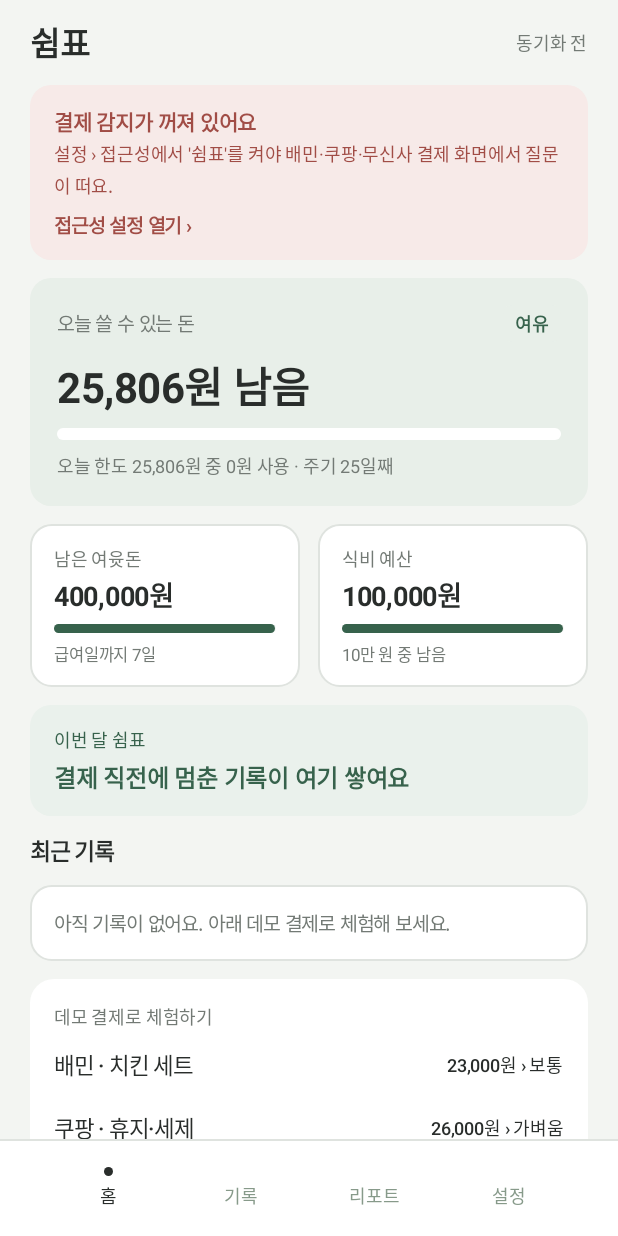
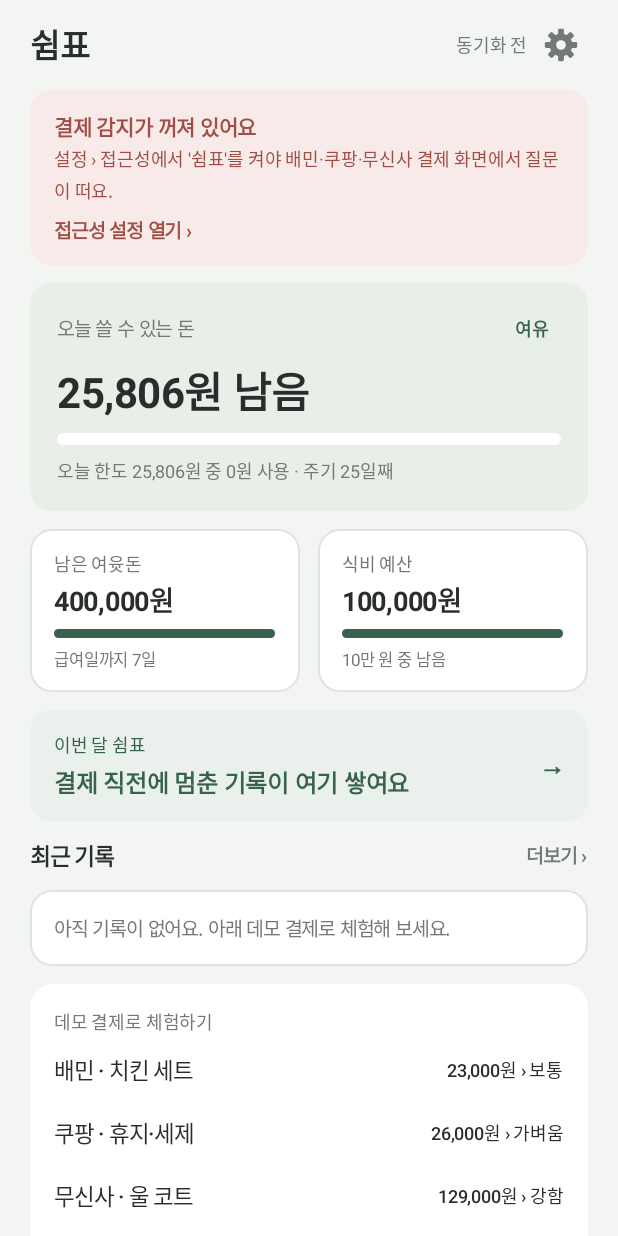
Before and after one commit to minttkd/Comma, an Android app: the screen it shows after launch (MainActivity), after a tap on "쉼표 시작하기", on a phone screen of 412 x 824 dp. Run offline under Robolectric (Android 15) with nearby library versions, the phone set to English and light mode, and no system bars; pictures from the network do not load; 3 other taps on this screen came first.

Commit message:
하단 탭(홈·기록·리포트·설정) 없애고 홈에서 들어가는 방식으로 변경
왜
- 팀 요청: 하단 탭 바를 없애고 홈 한 화면에서 필요한 곳으로 들어가게 한다.
  - 기록: "최근 기록" 옆 [더보기 ›]
  - 리포트: 초록 "이번 달 쉼표" 상자를 누르면 (상자 안 오른쪽에 → 화살표)
  - 설정: 오른쪽 위 톱니바퀴

바뀐 점
- MainActivity
  - 하단 탭(nav) 영역과 TAB_* 상수 삭제 → PAGE_HOME · RECORDS · REPORT · SETTINGS, open(page)로 이동
  - 기록 · 리포트 · 설정 윗줄을 Ui.screenHeader(← 뒤로 + 제목)로. 뒤로나 기기 뒤로가기로 홈
  - homeHeader(): 동기화 시각 오른쪽에 톱니바퀴
  - 시스템 내비게이션 바 색을 흰색 → 바탕색(BG)으로 (하단 탭이 없어서 흰 띠가 생기지 않게)
  - UI 갤러리를 startActivityForResult로 열어 [홈에서 보기]를 누르면 설정이 아니라 홈으로 돌아옴
- Ui.java 새 부품
  - settingsButton(): 톱니바퀴 아이콘. 이미지 파일 없이 GearDrawable로 그림 (MUTED 색)
  - screenHeader(c, title, back): 하위 화면 윗줄
  - sectionHeader(c, title, link, click): 섹션 머리말 + 오른쪽 글자 링크
  - highlightBox(c, label, value, click): 누르는 성과 상자, 오른쪽 → 화살표
  - inline(row, child, gap, size): 정사각형 아이콘 버튼용
  - bottomNav()는 지우지 않고 "지금 앱에서는 안 씀" 주석만 (다시 쓸 때 대비)
- UiGalleryActivity: 새 부품 샘플 추가, bottomNav 샘플에 "(지금 앱에서는 안 씀)"
- docs/UI_컴포넌트.md: 부품 표, 화면 메서드 표, "설정 탭" 표현 정리

확인
- 에뮬레이터: 홈 → 톱니바퀴(설정) → 뒤로 → 더보기(기록) → ← → 이번 달 쉼표(리포트) → 기기 뒤로 → 홈
- UI 갤러리 [홈에서 보기] → 홈으로 돌아옴
- core · Store · GuardService · ClaudeClient 변경 없음, 단위 테스트 · assembleDebug 통과

Co-Authored-By: Claude Opus 5.5 <noreply@anthropic.com>

```diff
--- a/android/app/src/main/java/com/shimpyo/app/MainActivity.java
+++ b/android/app/src/main/java/com/shimpyo/app/MainActivity.java
@@ -49,8 +49,9 @@ import java.util.Locale;
 public class MainActivity extends Activity {
 
     // 하단 탭 순서
-    private static final int TAB_HOME = 0, TAB_RECORDS = 1, TAB_REPORT = 2, TAB_SETTINGS = 3;
-    private static final String[] TAB_LABELS = {"홈", "기록", "리포트", "설정"};
+    // 화면: 홈이 기본이고, 나머지는 홈에서 들어가는 하위 화면 (← 뒤로 · 기기 뒤로가기로 홈)
+    private static final int PAGE_HOME = 0, PAGE_RECORDS = 1, PAGE_REPORT = 2, PAGE_SETTINGS = 3;
+    private static final int REQ_GALLERY = 1; // UI 갤러리 [홈에서 보기] → 홈으로
 
     // 온보딩 단계 (0이면 온보딩이 끝난 상태)
     private static final int ONBOARD_DONE = 0, ONBOARD_PERMISSION = 1, ONBOARD_INCOME = 2, ONBOARD_BUDGET = 3;
@@ -65,10 +66,9 @@ public class MainActivity extends Activity {
     private LinearLayout content;
     private ScrollView scroll;
     private LinearLayout footer;
-    private LinearLayout nav;
     private FrameLayout layer;
     private View reviewSheet;
-    private int tab = TAB_HOME;
+    private int page = PAGE_HOME;
     private int onboardStep = ONBOARD_DONE;
     private boolean bankConsent = true;
     private boolean cycleConsent = true;
@@ -94,10 +94,11 @@ public class MainActivity extends Activity {
         setContentView(buildLayout());
         BackendSlots.load(this);
         UiPrefs.load(this);
+        getWindow().setNavigationBarColor(Ui.BG); // 하단 탭이 없어 시스템 내비게이션 바도 바탕색으로
         if (!store.settings().onboarded) onboardStep = ONBOARD_PERMISSION;
     }
 
-    /** 화면 뼈대: 스크롤 내용(content) · 하단 버튼 영역(footer, 온보딩) · 하단 탭(nav). */
+    /** 화면 뼈대: 스크롤 내용(content) · 하단 버튼 영역(footer, 온보딩). */
     View buildLayout() {
         store = Store.get(this);
         layer = new FrameLayout(this);
@@ -113,10 +114,14 @@ public class MainActivity extends Activity {
         footer = Ui.v(this);
         Ui.pad(footer, this, Ui.Pad.SCREEN_H, Ui.Pad.FOOTER_TOP, Ui.Pad.SCREEN_H, Ui.Pad.SCREEN_BOTTOM);
         root.addView(footer, Ui.fillW());
-        nav = Ui.v(this);
-        root.addView(nav, Ui.fillW());
         layer.addView(root, new FrameLayout.LayoutParams(ViewGroup.LayoutParams.MATCH_PARENT, ViewGroup.LayoutParams.MATCH_PARENT));
         return layer;
+    }
+
+    @Override
+    protected void onActivityResult(int requestCode, int resultCode, Intent data) {
+        super.onActivityResult(requestCode, resultCode, data);
+        if (requestCode == REQ_GALLERY && resultCode == RESULT_OK) page = PAGE_HOME; // 이어서 onResume이 홈을 그린다
     }
 
     @Override
@@ -137,23 +142,26 @@ public class MainActivity extends Activity {
             refresh();
             return;
         }
-        if (onboardStep == ONBOARD_DONE && tab != TAB_HOME) {
-            tab = TAB_HOME;
-            refresh();
+        if (onboardStep == ONBOARD_DONE && page != PAGE_HOME) {
+            open(PAGE_HOME);
             return;
         }
         super.onBackPressed();
     }
 
-    /** 지금 상태(온보딩 단계·탭)에 맞는 화면을 처음부터 다시 그린다. */
+    /** 화면 하나로 이동 (홈 · 기록 · 리포트 · 설정). */
+    private void open(int p) {
+        page = p;
+        refresh();
+    }
+
+    /** 지금 상태(온보딩 단계·화면)에 맞는 화면을 처음부터 다시 그린다. */
     void refresh() {
         content.removeAllViews();
         footer.removeAllViews();
-        nav.removeAllViews();
         hideReview();
         scroll.scrollTo(0, 0);
         if (onboardStep != ONBOARD_DONE) {
-            nav.setVisibility(View.GONE);
             footer.setVisibility(View.VISIBLE);
             if (onboardStep == ONBOARD_PERMISSION) onboardingPermissionScreen();
             else if (onboardStep == ONBOARD_INCOME) onboardingIncomeScreen();
@@ -161,14 +169,9 @@ public class MainActivity extends Activity {
             return;
         }
         footer.setVisibility(View.GONE);
-        nav.setVisibility(View.VISIBLE);
-        nav.addView(Ui.bottomNav(this, TAB_LABELS, tab, idx -> {
-            tab = idx;
-            refresh();
-        }), Ui.fillW());
-        if (tab == TAB_HOME) homeScreen();
-        else if (tab == TAB_RECORDS) recordsScreen();
-        else if (tab == TAB_REPORT) reportScreen();
+        if (page == PAGE_HOME) homeScreen();
+        else if (page == PAGE_RECORDS) recordsScreen();
+        else if (page == PAGE_REPORT) reportScreen();
         else settingsScreen();
     }
 
@@ -465,8 +468,7 @@ public class MainActivity extends Activity {
             st.onboarded = true;
             store.saveSettings(st);
             onboardStep = ONBOARD_DONE;
-            tab = TAB_HOME;
-            refresh();
+            open(PAGE_HOME);
         }));
     }
 
@@ -502,21 +504,22 @@ public class MainActivity extends Activity {
                         tileBar(b.foodRemaining, b.foodBudget), remainColor(b.foodRemaining), remainTrack(b.foodRemaining)),
                 Ui.Space.BLOCK), Ui.Space.BLOCK);
         add(Ui.highlightBox(this, "이번 달 쉼표", st.prevented == 0 ? "결제 직전에 멈춘 기록이 여기 쌓여요"
-                : st.prevented + "번 멈춰서 " + Money.won(st.preventedSum) + " 아꼈어요"), Ui.Space.BLOCK);
-        add(Ui.sectionTitle(this, "최근 기록"), Ui.Space.BLOCK);
+                : st.prevented + "번 멈춰서 " + Money.won(st.preventedSum) + " 아꼈어요", v -> open(PAGE_REPORT)), Ui.Space.BLOCK);
+        add(Ui.sectionHeader(this, "최근 기록", "더보기 ›", v -> open(PAGE_RECORDS)), Ui.Space.BLOCK);
         add(recentRecordsCard(recs), Ui.Space.BLOCK);
         add(demoCard(), Ui.Space.BLOCK);
 
         maybeShowReview(recs, now);
     }
 
-    /** 홈 윗줄: "쉼표" + 마지막 동기화 시각. */
+    /** 홈 윗줄: "쉼표" + 마지막 동기화 시각 + 톱니바퀴(설정). */
     private View homeHeader(long lastSyncTs, long now) {
         LinearLayout top = Ui.h(this);
         top.addView(Ui.title(this, "쉼표"), Ui.weight1());
         long mins = lastSyncTs == 0 ? -1 : (now - lastSyncTs) / 60_000;
         String sync = mins < 0 ? "동기화 전" : mins < 1 ? "마지막 동기화 방금 전" : "마지막 동기화 " + (mins < 60 ? mins + "분 전" : (mins / 60) + "시간 전");
         top.addView(Ui.meta(this, sync));
+        Ui.inline(top, Ui.settingsButton(this, v -> open(PAGE_SETTINGS)), Ui.Space.LINE, Ui.Size.ICON_BUTTON + 2 * Ui.Pad.ICON);
         return top;
     }
 
@@ -706,10 +709,10 @@ public class MainActivity extends Activity {
         }
     }
 
-    // ================================================================== 기록 탭
+    // ================================================================== 기록 (홈 › 최근 기록 더보기)
 
     private void recordsScreen() {
-        add(Ui.title(this, "기록"), 0);
+        add(Ui.screenHeader(this, "기록", v -> open(PAGE_HOME)), 0);
         add(Ui.bodySmall(this, "길게 누르면 지울 수 있어요 (결제하지 않았는데 기록된 건 등)."), Ui.Space.TIGHT);
         List<Record> sorted = store.records();
         Collections.sort(sorted, (x, y) -> Long.compare(y.ts, x.ts));
@@ -733,7 +736,7 @@ public class MainActivity extends Activity {
         add(list, Ui.Space.BLOCK);
     }
 
-    // ================================================================== 리포트 (S10)
+    // ================================================================== 리포트 (S10, 홈 › 이번 달 쉼표)
 
     private void reportScreen() {
         Settings s = store.settings();
@@ -742,7 +745,7 @@ public class MainActivity extends Activity {
         Stats st = Stats.of(s, recs, now, zone);
         BudgetEngine.State b = BudgetEngine.compute(s, recs, now, zone);
 
-        add(Ui.title(this, LocalDate.now(zone).getMonthValue() + "월 리포트"), 0);
+        add(Ui.screenHeader(this, LocalDate.now(zone).getMonthValue() + "월 리포트", v -> open(PAGE_HOME)), 0);
         add(Ui.text(this, b.cycleStart + " ~ " + b.nextPayday.minusDays(1) + " (급여일 기준)", Ui.Font.CAPTION, Ui.SUBTLE, Ui.REGULAR), Ui.Space.LINE);
 
         int rate = st.mindChangeRate();
@@ -794,11 +797,11 @@ public class MainActivity extends Activity {
         return c;
     }
 
-    // ================================================================== 설정 · 테스트 도구
+    // ================================================================== 설정 · 테스트 도구 (홈 › 톱니바퀴)
 
     private void settingsScreen() {
         Settings s = store.settings();
-        add(Ui.title(this, "설정"), 0);
+        add(Ui.screenHeader(this, "설정", v -> open(PAGE_HOME)), 0);
         add(statusCard(), Ui.Space.BLOCK);
 
         // AI
@@ -952,7 +955,7 @@ public class MainActivity extends Activity {
             store.saveSettings(st);
         }));
         tc.addView(testButton("데모 결제 화면 열기", () -> startActivity(new Intent(this, DemoCheckoutActivity.class))));
-        tc.addView(testButton("UI 갤러리 열기 (토큰·컴포넌트 모음)", () -> startActivity(new Intent(this, UiGalleryActivity.class))));
+        tc.addView(testButton("UI 갤러리 열기 (토큰·컴포넌트 모음)", () -> startActivityForResult(new Intent(this, UiGalleryActivity.class), REQ_GALLERY)));
         tc.addView(testButton("기록 전체 삭제", () -> {
             store.clearRecords();
             toast("기록을 모두 지웠어요");
--- a/android/app/src/main/java/com/shimpyo/app/Ui.java
+++ b/android/app/src/main/java/com/shimpyo/app/Ui.java
@@ -1,7 +1,14 @@
 package com.shimpyo.app;
 
 import android.content.Context;
+import android.graphics.Canvas;
 import android.graphics.Color;
+import android.graphics.ColorFilter;
+import android.graphics.Matrix;
+import android.graphics.Paint;
+import android.graphics.Path;
+import android.graphics.PixelFormat;
+import android.graphics.RectF;
 import android.graphics.Typeface;
 import android.graphics.drawable.Drawable;
 import android.graphics.drawable.GradientDrawable;
@@ -13,6 +20,7 @@ import android.view.Gravity;
 import android.view.View;
 import android.view.ViewGroup;
 import android.widget.EditText;
+import android.widget.ImageView;
 import android.widget.LinearLayout;
 import android.widget.ScrollView;
 import android.widget.TextView;
@@ -444,6 +452,14 @@ final class Ui {
         return child;
     }
 
+    /** 가로 묶음: 정사각형(sizeDp) child를 gapDp 띄워 붙인다 (아이콘 버튼). */
+    static <T extends View> T inline(LinearLayout row, T child, int gapDp, int sizeDp) {
+        LinearLayout.LayoutParams p = square(row.getContext(), sizeDp);
+        p.leftMargin = dp(row.getContext(), gapDp);
+        row.addView(child, p);
+        return child;
+    }
+
     /** 가로 묶음: 남은 폭을 나눠 갖는 child를 붙인다. */
     static <T extends View> T inlineFill(LinearLayout row, T child, int gapDp) {
         LinearLayout.LayoutParams p = weight1();
@@ -582,6 +598,78 @@ final class Ui {
         b.setContentDescription("뒤로");
         b.setOnClickListener(click);
         return b;
+    }
+
+    /** 톱니바퀴 설정 버튼 (홈 오른쪽 위). 아이콘 24dp + 누르는 여백 6 → square(c, Size.ICON_BUTTON + 2 * Pad.ICON)로 붙인다. */
+    static ImageView settingsButton(Context c, View.OnClickListener click) {
+        ImageView b = new ImageView(c);
+        b.setImageDrawable(new GearDrawable(MUTED));
+        pad(b, c, Pad.ICON);
+        b.setContentDescription("설정");
+        b.setOnClickListener(click);
+        return b;
+    }
+
+    /** 톱니바퀴 모양: 몸통 원 + 이 8개 − 가운데 구멍. 이미지 파일 없이 코드로 그린다. */
+    static final class GearDrawable extends Drawable {
+        private final Paint paint = new Paint(Paint.ANTI_ALIAS_FLAG);
+
+        GearDrawable(int color) {
+            paint.setColor(color);
+        }
+
+        @Override
+        public void draw(Canvas canvas) {
+            RectF b = new RectF(getBounds());
+            float cx = b.centerX(), cy = b.centerY();
+            float r = Math.min(b.width(), b.height()) / 2f * 0.9f; // 이 끝
+            Path gear = new Path();
+            gear.addCircle(cx, cy, r * 0.7f, Path.Direction.CW); // 몸통
+            float tooth = r * 0.36f;
+            for (int i = 0; i < 4; i++) { // 막대 4개를 45°씩 돌리면 이 8개
+                Path bar = new Path();
+                bar.addRoundRect(new RectF(cx - tooth / 2, cy - r, cx + tooth / 2, cy + r), tooth * 0.25f, tooth * 0.25f, Path.Direction.CW);
+                Matrix m = new Matrix();
+                m.setRotate(i * 45f, cx, cy);
+                bar.transform(m);
+                gear.op(bar, Path.Op.UNION);
+            }
+            Path hole = new Path();
+            hole.addCircle(cx, cy, r * 0.3f, Path.Direction.CW);
+            gear.op(hole, Path.Op.DIFFERENCE);
+            canvas.drawPath(gear, paint);
+        }
+
+        @Override
+        public void setAlpha(int alpha) {
+            paint.setAlpha(alpha);
+        }
+
+        @Override
+        public void setColorFilter(ColorFilter cf) {
+            paint.setColorFilter(cf);
+        }
+
+        @Override
+        public int getOpacity() {
+            return PixelFormat.TRANSLUCENT;
+        }
+    }
+
+    /** 하위 화면 윗줄: ← 뒤로 + 화면 제목 (기록 · 리포트 · 설정). */
+    static LinearLayout screenHeader(Context c, String title, View.OnClickListener back) {
+        LinearLayout r = h(c);
+        r.addView(backButton(c, back), square(c, Size.ICON_BUTTON));
+        inline(r, title(c, title), Space.ITEM);
+        return r;
+    }
+
+    /** 섹션 머리말 + 오른쪽 글자 링크 ("최근 기록 · 더보기 ›"). */
+    static LinearLayout sectionHeader(Context c, String title, String link, View.OnClickListener click) {
+        LinearLayout r = h(c);
+        r.addView(sectionTitle(c, title), new LinearLayout.LayoutParams(0, ViewGroup.LayoutParams.WRAP_CONTENT, 1f));
+        r.addView(textLink(c, link, MUTED, click));
+        return r;
     }
 
     /** ✕ 닫기 (17 Bold subtle, padding 6). */
@@ -784,6 +872,20 @@ final class Ui {
         return b;
     }
 
+    /** 누르는 성과 상자 (S04 이번 달 쉼표 → 리포트): 왼쪽 라벨·값, 오른쪽 → 화살표. */
+    static LinearLayout highlightBox(Context c, String label, String value, View.OnClickListener click) {
+        LinearLayout b = tintBox(c, BRAND_LIGHT, Pad.BOX_H, Pad.BOX_V);
+        b.setOrientation(LinearLayout.HORIZONTAL);
+        b.setGravity(Gravity.CENTER_VERTICAL);
+        LinearLayout texts = v(c);
+        texts.addView(text(c, label, Font.CAPTION, GREEN, REGULAR));
+        stack(texts, text(c, value, Font.BUTTON, GREEN, BOLD), Space.LINE);
+        b.addView(texts, new LinearLayout.LayoutParams(0, ViewGroup.LayoutParams.WRAP_CONTENT, 1f));
+        inline(b, text(c, "→", Font.HEADING, GREEN, BOLD), Space.ITEM);
+        b.setOnClickListener(click);
+        return b;
+    }
+
     /** 연초록 안내 한 줄 (radius·글자는 자리마다 Figma 값이 달라 인자로 받는다). */
     static TextView tintNote(Context c, String s, float sp, int fg, int radius, int padH, int padV) {
         TextView t = text(c, s, sp, fg, MEDIUM);
@@ -853,7 +955,8 @@ final class Ui {
 
     // ================================================================== 내비게이션 · 온보딩
 
-    /** BottomNav: 위 1dp 선, 탭마다 6dp 점 + 12 Medium 글자. 선택된 탭만 점이 보인다. */
+    /** BottomNav: 위 1dp 선, 탭마다 6dp 점 + 12 Medium 글자. 선택된 탭만 점이 보인다.
+     *  지금 앱에서는 안 쓴다 (하단 탭을 없애고 홈에서 더보기 · 이번 달 쉼표 · 톱니바퀴로 이동). 다시 쓸 때를 위해 남겨 둠. */
     static LinearLayout bottomNav(Context c, String[] labels, int selected, IntConsumer onSelect) {
         LinearLayout nav = v(c);
         nav.setBackgroundColor(WHITE);
```
Also changed, not shown: android/app/src/main/java/com/shimpyo/app/UiGalleryActivity.java (+10 -3 lines), 1 other file.
